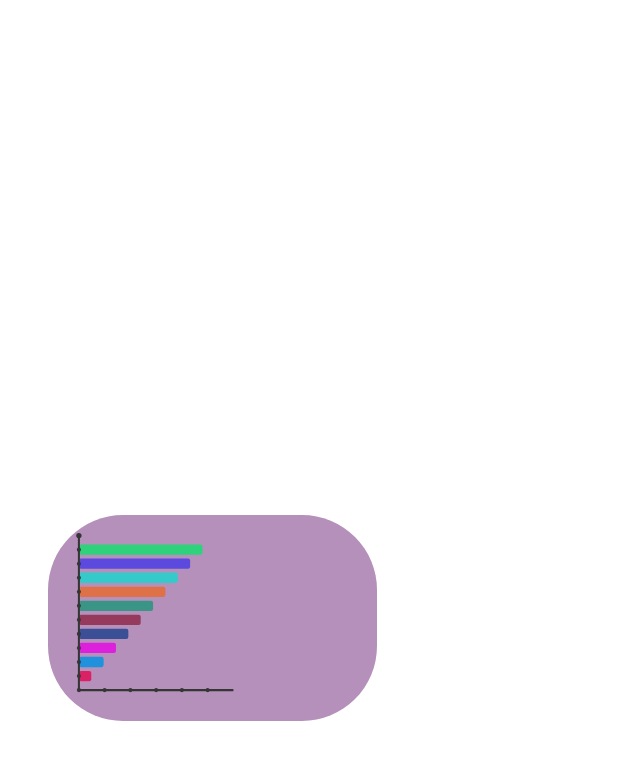
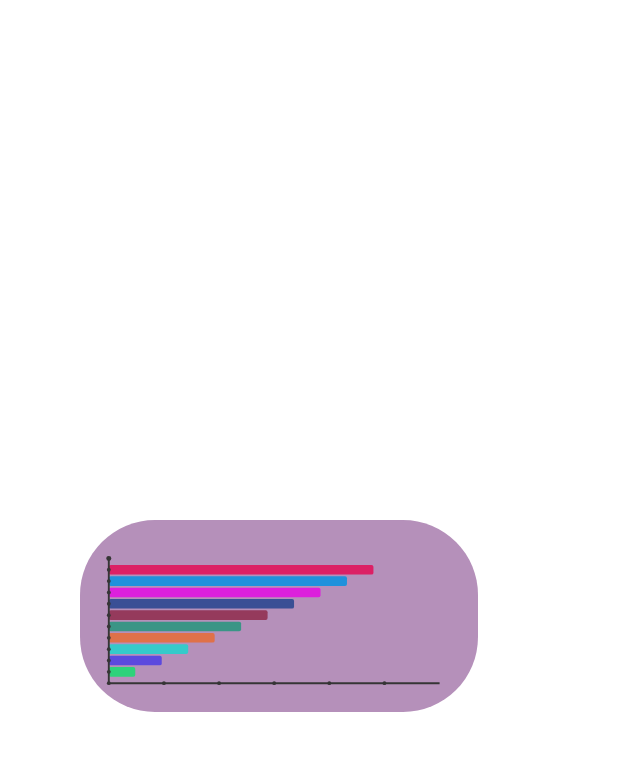
Before and after one commit to de-brasi/horizontal-diagram, an Android app: the layout activity_main.xml on its own in the app's theme, with its tools: preview values and no code run, on a phone screen of 412 x 824 dp. Shown: the top 760 px of the screen. Run offline under Robolectric (Android 15) with nearby library versions, the phone set to English and light mode, and no system bars.

Commit message:
Normal scaling. Finaly!

```diff
--- a/app/src/main/java/health/helper/posturecorrectorstatisticviewer/utility_classes/CustomGraph.java
+++ b/app/src/main/java/health/helper/posturecorrectorstatisticviewer/utility_classes/CustomGraph.java
@@ -19,10 +19,9 @@ public class CustomGraph {
     public void setSettings(@NonNull Canvas canvas,
                             GraphDesignElements visualSettings_,
                             float xOffsetFromOrigin_, float yOffsetFromOrigin_,
-                            float xAxisLength_, float yAxisLength_,
+                            float xRightOffset_, float yUpOffset_,
                             int xScaleCount_, int yScaleCount_,
                             float printedRowThickness_) {
-        // Set canvas that will used under class purpose
         workCanvas = canvas;
 
         // Class-container for printing info such as colours, line options etc
@@ -33,14 +32,12 @@ public class CustomGraph {
         xOffsetFromOrigin = xOffsetFromOrigin_;
         yOffsetFromOrigin = yOffsetFromOrigin_;
 
-        // Lengths of visible graph's axes
-        xAxisLength = xAxisLength_;
-        yAxisLength = yAxisLength_;
+        xRightOffset = xRightOffset_;
+        yUpOffset = yUpOffset_;
 
         xScaleCount = xScaleCount_;
         yScaleCount = yScaleCount_;
 
-        // The thickness of the figures denoting the value of the graph
         printedRowThickness = printedRowThickness_;
     }
 
@@ -61,13 +58,16 @@ public class CustomGraph {
         paint.setStrokeWidth(visualSettings.axisThickness);
         paint.setStyle(Paint.Style.FILL);
 
+        // TODO: что делаю - вместо задания длины осей,
+        //  я буду задовать offset от края,
+        //  таким образом масштабирование не должно делаьб хуйню
         printWithScaleAxisX(workCanvas, visualSettings,
-                xOffsetFromOrigin, xOffsetFromOrigin + xAxisLength,
+                xOffsetFromOrigin, xMeasurement - xRightOffset,
                 yOffsetFromOrigin, yOffsetFromOrigin,
                 xScaleCount);
         printWithScaleAxisY(workCanvas, visualSettings,
                 xOffsetFromOrigin, xOffsetFromOrigin,
-                yOffsetFromOrigin, yOffsetFromOrigin + yAxisLength,
+                yOffsetFromOrigin, yMeasurements - yUpOffset,
                 yScaleCount);
     }
 
@@ -94,9 +94,9 @@ public class CustomGraph {
         paint.setColor(Color.RED);
 
         float workspace_share = visualSettings.workspaceValue;
-        float workspace_len = xAxisLength * workspace_share;
+        float workspace_len = (xMeasurement - xOffsetFromOrigin - xRightOffset) * workspace_share;
 
-        float distanceBetweenScales_y = yAxisLength / (yScaleCount + 1);
+        float distanceBetweenScales_y = (yMeasurements - yOffsetFromOrigin - yUpOffset) / (yScaleCount + 1);
 
         int curScale;
         float curValue;
@@ -187,8 +187,8 @@ public class CustomGraph {
     private GraphDesignElements visualSettings;
     private ColourScheme colourScheme;
 
-    public float xAxisLength;
-    public float yAxisLength;
+    public float xRightOffset;
+    public float yUpOffset;
 
     public float xMeasurement;
     public float yMeasurements;
--- a/app/src/main/java/health/helper/posturecorrectorstatisticviewer/view/HorizontalGraph.java
+++ b/app/src/main/java/health/helper/posturecorrectorstatisticviewer/view/HorizontalGraph.java
@@ -66,13 +66,14 @@ public class HorizontalGraph extends View {
 
         customGraph.setSettings(
                 canvas, designElements, 1.5F, 1.5F,
-                10F - 2.5F, 10F - 2.5F,
+                2F, 2F,
                 5, graphData.size(), 1F
         );
 
         // TODO: (WARNING!) сделать разное количество рисок по каждой оси;
         //  отрисовывать согласно новому количеству рисок.
 //         printAxes after diagram data according expected draw order
+
         customGraph.printDiagramData(graphData);
         customGraph.printAxes();
 
--- a/app/src/main/res/layout/activity_main.xml
+++ b/app/src/main/res/layout/activity_main.xml
@@ -7,12 +7,13 @@
     tools:context=".MainActivity">
 
     <health.helper.posturecorrectorstatisticviewer.view.HorizontalGraph
-        android:layout_width="219dp"
-        android:layout_height="137dp"
+        android:layout_width="265dp"
+        android:layout_height="128dp"
         app:layout_constraintBottom_toBottomOf="parent"
-        app:layout_constraintHorizontal_bias="0.166"
+        app:layout_constraintHorizontal_bias="0.362"
         app:layout_constraintLeft_toLeftOf="parent"
         app:layout_constraintRight_toRightOf="parent"
-        app:layout_constraintTop_toTopOf="parent" />
+        app:layout_constraintTop_toTopOf="parent"
+        app:layout_constraintVertical_bias="0.498" />
 
 </androidx.constraintlayout.widget.ConstraintLayout>
```
